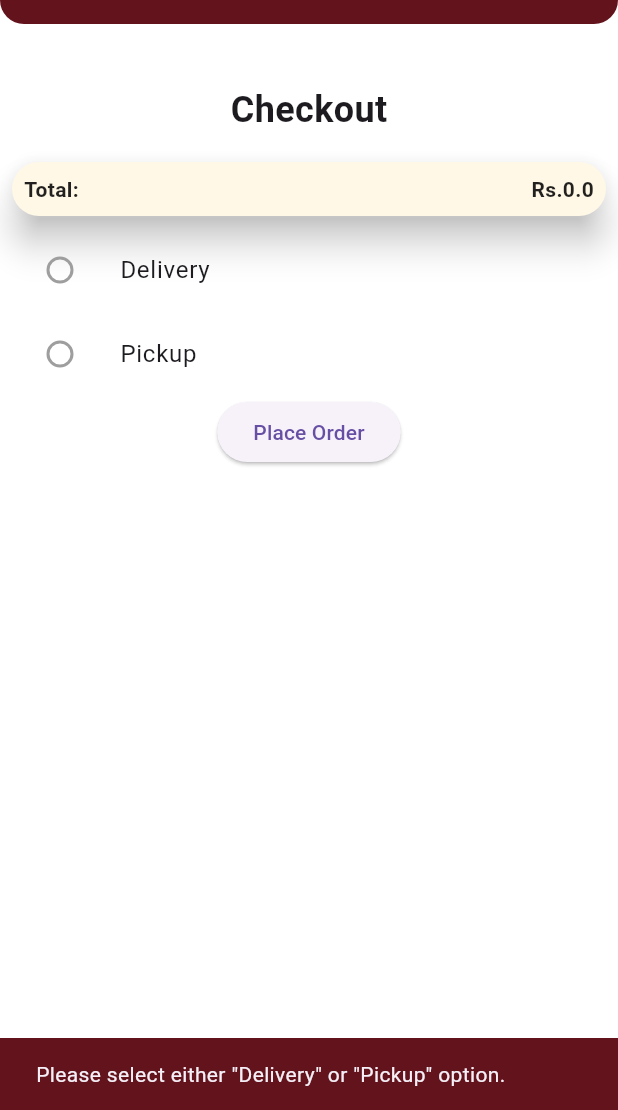
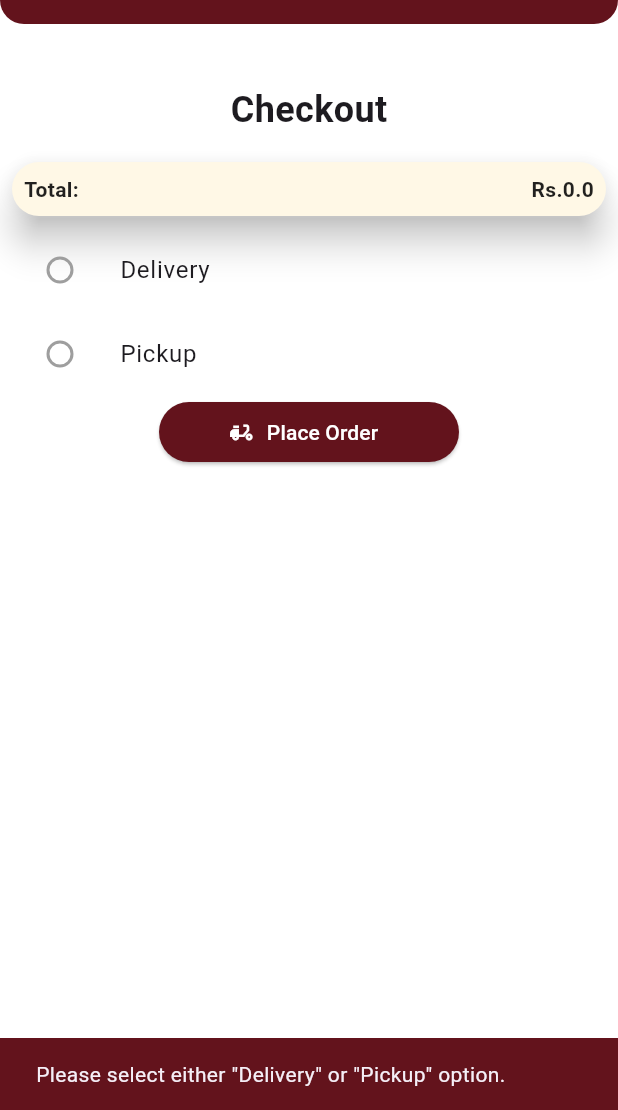
Before and after one commit to Tahir53/FT-Mithai-Mart, a Flutter app: the CheckoutScreen screen opened directly with empty values, after a tap on "Place Order", on a phone screen of 412 x 824 dp, the part 126-1236 px from its top. Run offline on Flutter 3.47's test engine with Material 3 defaults, Android fonts, the phone set to English and light mode, and no system bars; our stand-ins replace animated_splash_screen, firebase_auth, firebase_core, firebase_messaging, flutter_carousel_widget, flutter_local_notifications and 5 more; missing offline and left inert: mongo_dart, otp_pin_field; accounts and stored records are empty; Roboto replaces fonts that are missing (Montserrat); project files that could hold a hidden picture were left out.

Commit message:
Pushed 18/3/24

```diff
--- a/ft_mart/lib/components/test.dart
+++ b/ft_mart/lib/components/order_tracking.dart
@@ -1,12 +1,12 @@
 import 'package:flutter/cupertino.dart';
 import 'package:flutter/material.dart';
 
-class Test extends StatefulWidget {
+class OrderTracking extends StatefulWidget {
   @override
-  _TestState createState() => _TestState();
+  _OrderTrackingState createState() => _OrderTrackingState();
 }
 
-class _TestState extends State<Test> with SingleTickerProviderStateMixin {
+class _OrderTrackingState extends State<OrderTracking> with SingleTickerProviderStateMixin {
   late AnimationController _controller;
   late Animation<double> _scaleAnimation;
   late Animation<Offset> _slideAnimation;
--- a/ft_mart/lib/model/orders_model.dart
+++ b/ft_mart/lib/model/orders_model.dart
@@ -15,6 +15,7 @@ class Order {
   final List<String> productNames;
   final List<String> quantities;
   final String? receiptImagePath;
+  final String deviceToken; // Add device token field
 
   Order({
     required this.orderId,
@@ -29,6 +30,7 @@ class Order {
     required this.productNames,
     required this.quantities,
     required this.receiptImagePath,
+    required this.deviceToken, // Initialize device token
   });
 
   Map<String, dynamic> toJson() {
@@ -45,6 +47,7 @@ class Order {
       'quantities': quantities,
       'payment': payment,
       'receiptImagePath': receiptImagePath,
+      'deviceToken': deviceToken, // Serialize device token
     };
   }
 
@@ -62,8 +65,10 @@ class Order {
       productNames: (json['productNames'] as List<dynamic>).cast<String>(),
       quantities: (json['quantities'] as List<dynamic>).cast<String>(),
       receiptImagePath: json['receiptImagePath'],
+      deviceToken: json['deviceToken'], // Deserialize device token
     );
   }
+
   static Set<String> generatedOrderIds = Set<String>();
   static String generateOrderId() {
     Random random = Random();
--- a/ft_mart/lib/screens/authentication/signup_page.dart
+++ b/ft_mart/lib/screens/authentication/signup_page.dart
@@ -289,7 +289,6 @@ class _signupState extends State<signup> {
 
 
                         var result = await MongoDatabase.insert(data);
-                        // Listen to background notifications
                         showSuccessMessage();
                         Navigator.push(context,
                             MaterialPageRoute(builder: (context) => login()));
--- a/ft_mart/lib/screens/checkout_screen.dart
+++ b/ft_mart/lib/screens/checkout_screen.dart
@@ -1,10 +1,12 @@
+
 import 'dart:io';
+import 'package:firebase_messaging/firebase_messaging.dart';
 import 'package:flutter/material.dart';
+import 'package:flutter_local_notifications/flutter_local_notifications.dart';
 import 'package:ftmithaimart/model/cart_provider.dart';
 import 'package:ftmithaimart/otp/phone_number/enter_number.dart';
 import 'package:image_picker/image_picker.dart';
 import 'package:intl/intl.dart';
-import 'package:provider/provider.dart';
 import 'package:url_launcher/url_launcher.dart';
 import '../components/cart_item_tile.dart';
 import '../components/reciepts_screen.dart';
@@ -12,6 +14,7 @@ import '../components/total_card.dart';
 import '../dbHelper/mongodb.dart';
 import '../model/cart_model.dart';
 import '../model/orders_model.dart';
+import '../push_notifications.dart';
 
 class CheckoutScreen extends StatefulWidget {
   final List<Cart> cartItems;
@@ -41,6 +44,7 @@ class _CheckoutScreenState extends State<CheckoutScreen> {
   File? _receiptImage;
   String? _uploadedImageUrl;
   String? _paymentOption;
+  Map payload = {};
 
   // Function to handle checkout process
   void _checkout() async {
@@ -50,6 +54,7 @@ class _CheckoutScreenState extends State<CheckoutScreen> {
       productNames.add(item.productName);
       quantities.add(item.formattedQuantity);
     }
+
 
     Order order = Order(
       orderId: Order.generateOrderId(),
@@ -64,6 +69,7 @@ class _CheckoutScreenState extends State<CheckoutScreen> {
       quantities: quantities,
       payment: _paymentOption ?? "Cash on Delivery",
       receiptImagePath: _receiptImage != null ? _receiptImage!.path : null,
+      deviceToken: await PushNotifications.returnToken(),
 
       //paymentOption: _paymentOption,
     );
@@ -71,7 +77,6 @@ class _CheckoutScreenState extends State<CheckoutScreen> {
     await saveOrderToDatabase(order);
 
     if (context.mounted) {
-      // Provider.of<CartProvider>(context, listen: false).clearCart();
 
       Navigator.pushAndRemoveUntil(
         context,
@@ -87,11 +92,15 @@ class _CheckoutScreenState extends State<CheckoutScreen> {
         (route) => false,
       );
     }
+    await _sendInAppNotification(order.orderId);
   }
+
+
 
   Future<void> saveOrderToDatabase(Order order) async {
     MongoDatabase.saveOrder(order);
   }
+
 
   @override
   Widget build(BuildContext context) {
@@ -215,7 +224,7 @@ class _CheckoutScreenState extends State<CheckoutScreen> {
                             padding: const EdgeInsets.all(16.0),
                             child: Text(
                               'Delivery Details:\n'
-                              '${DateFormat(' E,d MMM y H:m').format(_pickupDateTime!)}\n'
+                              '${DateFormat(' E,d MMM y hh:mm a').format(_pickupDateTime!)}\n'
                               'Address: ${_addressController.text}\n'
                               'Payment Mode: ${_paymentOption}',
                               style: TextStyle(fontSize: 16),
@@ -303,11 +312,15 @@ class _CheckoutScreenState extends State<CheckoutScreen> {
                     Padding(
                       padding: const EdgeInsets.all(16.0),
                       child: Text(
-                        'Pickup Details: ${DateFormat(' E,d MMM y H:m').format(_pickupDateTime!)}',
+                        'Pickup Details: ${DateFormat(' E,d MMM y hh:mm a').format(_pickupDateTime!)}',
                         style: TextStyle(fontSize: 16),
                       ),
                     ),
-                  ElevatedButton(
+                  ElevatedButton.icon(
+                    style: ElevatedButton.styleFrom(
+                      backgroundColor: Color(0xff63131C),
+                      fixedSize: const Size(200, 40),
+                    ),
                     onPressed: () {
                       if (!_forDelivery && !_forPickup) {
                         ScaffoldMessenger.of(context).showSnackBar(
@@ -324,7 +337,7 @@ class _CheckoutScreenState extends State<CheckoutScreen> {
                           (_addressController.text.isEmpty ||
                               _pickupDateTime == null)) {
                         ScaffoldMessenger.of(context).showSnackBar(
-                          SnackBar(
+                          const SnackBar(
                             content: Text(
                                 'Please enter the delivery address and select delivery date and time.'),
                             backgroundColor: Color(0xff63131C),
@@ -351,10 +364,14 @@ class _CheckoutScreenState extends State<CheckoutScreen> {
                         );
                         return;
                       }
-                      //_checkout();
-                       Navigator.push(context, MaterialPageRoute(builder: (context)=>EnterNumber()));
+                      _checkout();
+                       //Navigator.push(context, MaterialPageRoute(builder: (context)=>EnterNumber()));
                     },
-                    child: Text('Place Order'),
+                    icon: Icon(Icons.delivery_dining,color: Colors.white,),
+                    label: Text('Place Order',style: TextStyle(
+                      color: Colors.white,
+                    ),),
+
                   )
                 ],
               ),
@@ -427,12 +444,27 @@ class _CheckoutScreenState extends State<CheckoutScreen> {
       setState(() {
         _receiptImage = File(pickedImage.path);
         _uploadedImageUrl =
-            pickedImage.path; // Store the path of the uploaded image
+            pickedImage.path;
       });
     } else {
       // Handle if user cancels image picking
     }
   }
+
+  Future<void> _sendInAppNotification(String orderId) async {
+    final deviceToken = await PushNotifications.returnToken();
+
+    final notificationTitle = 'Order Placed';
+    final notificationBody = 'Your order with ID $orderId has been successfully placed.';
+
+    // Show in-app notification
+    await PushNotifications.showSimpleNotification(
+      title: notificationTitle,
+      body: notificationBody,
+      payload: 'order',
+    );
+  }
+
 }
 
 // Utility function to calculate the total amount
```
Also changed, not shown: ft_mart/lib/components/drawer.dart (+4 -4 lines), ft_mart/lib/components/reciepts_screen.dart (+10 -3 lines), ft_mart/lib/main.dart (+13 -11 lines), ft_mart/lib/otp/otp_screen.dart (+17 -7 lines), ft_mart/lib/otp/phone_number/enter_number.dart (+8 -2 lines), ft_mart/lib/screens/homepage/admin_page.dart (+48 -6 lines).
